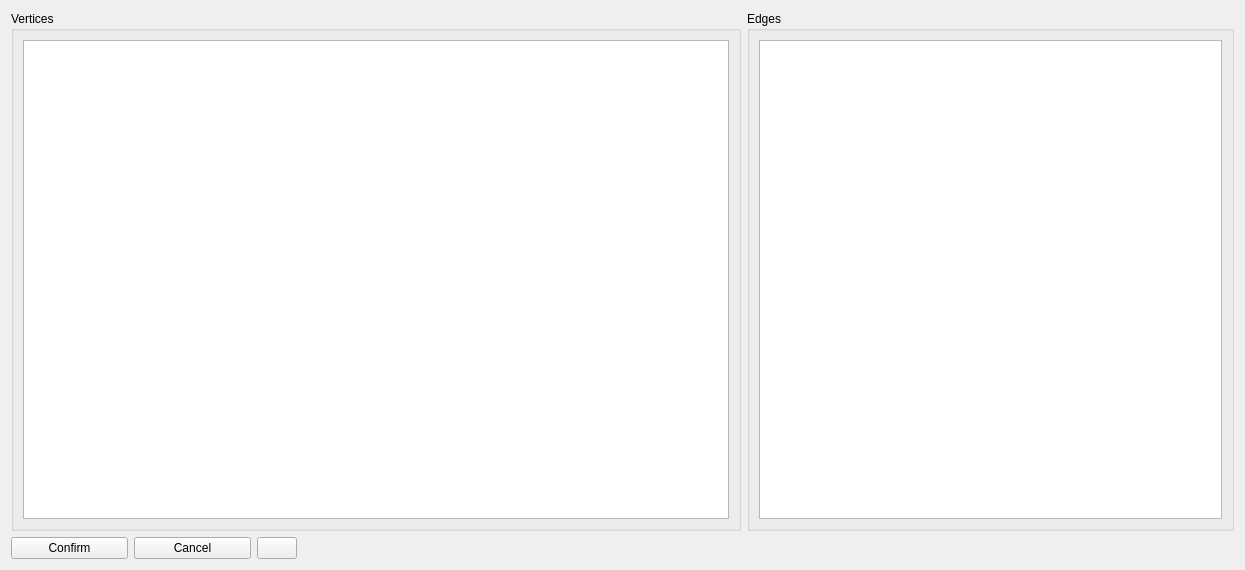
lord-of-nothing/dirg, file frontend/editor/editor.ui: the form before one commit.
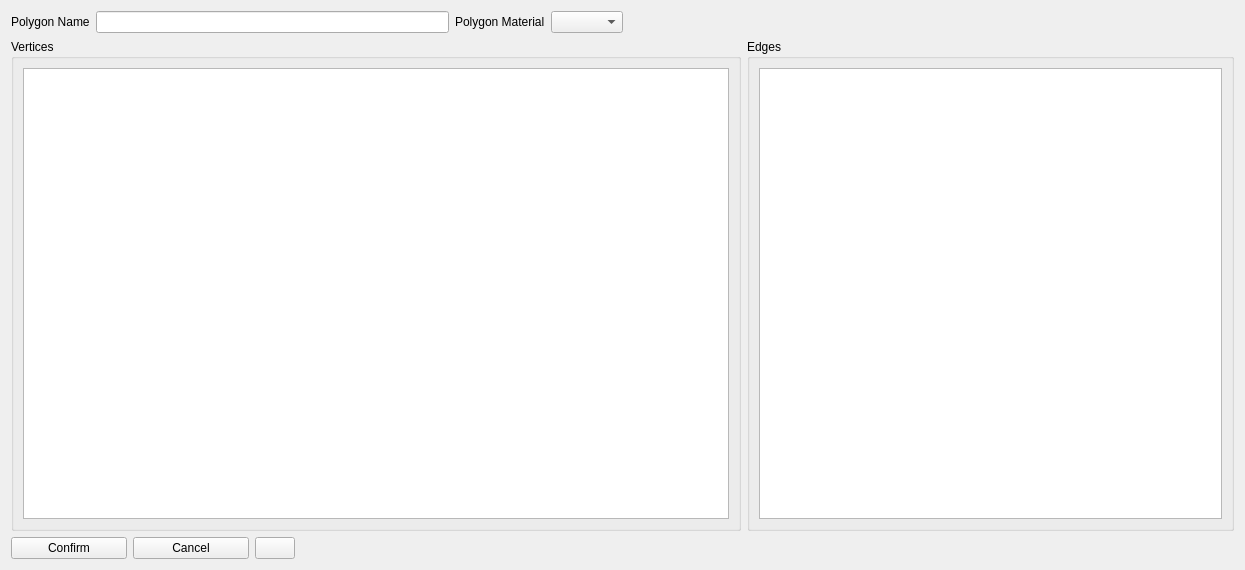
The form after the commit.

Commit message: add checks on confirm (TODO: fix isConvex)

Patch:
```diff
--- a/frontend/editor/editor.ui
+++ b/frontend/editor/editor.ui
@@ -13,7 +13,52 @@
   <property name="windowTitle">
    <string>Form</string>
   </property>
-  <layout class="QVBoxLayout" name="verticalLayout" stretch="90,10">
+  <layout class="QVBoxLayout" name="verticalLayout">
+   <item>
+    <layout class="QHBoxLayout" name="horizontalLayout_3">
+     <item>
+      <layout class="QHBoxLayout" name="horizontalLayout_4">
+       <item>
+        <widget class="QLabel" name="label">
+         <property name="text">
+          <string>Polygon Name</string>
+         </property>
+        </widget>
+       </item>
+       <item>
+        <widget class="QLineEdit" name="polygonNameEdit"/>
+       </item>
+       <item>
+        <layout class="QHBoxLayout" name="horizontalLayout_5">
+         <item>
+          <widget class="QLabel" name="label_2">
+           <property name="text">
+            <string>Polygon Material</string>
+           </property>
+          </widget>
+         </item>
+         <item>
+          <widget class="QComboBox" name="polygonMaterial"/>
+         </item>
+        </layout>
+       </item>
+      </layout>
+     </item>
+     <item>
+      <spacer name="horizontalSpacer_2">
+       <property name="orientation">
+        <enum>Qt::Orientation::Horizontal</enum>
+       </property>
+       <property name="sizeHint" stdset="0">
+        <size>
+         <width>40</width>
+         <height>20</height>
+        </size>
+       </property>
+      </spacer>
+     </item>
+    </layout>
+   </item>
    <item>
     <layout class="QHBoxLayout" name="horizontalLayout_2" stretch="6,4">
      <item>
@@ -78,7 +123,7 @@
     </layout>
    </item>
    <item>
-    <layout class="QHBoxLayout" name="horizontalLayout" stretch="10,10,0,80">
+    <layout class="QHBoxLayout" name="horizontalLayout" stretch="10,10,0,0,80">
      <property name="sizeConstraint">
       <enum>QLayout::SizeConstraint::SetDefaultConstraint</enum>
      </property>
@@ -103,6 +148,13 @@
        </property>
       </widget>
      </item>
+     <item>
+      <widget class="QLabel" name="errorBar">
+       <property name="text">
+        <string/>
+       </property>
+      </widget>
+     </item>
      <item>
       <spacer name="horizontalSpacer">
        <property name="orientation">
```
The commit also changes 1 other file.
